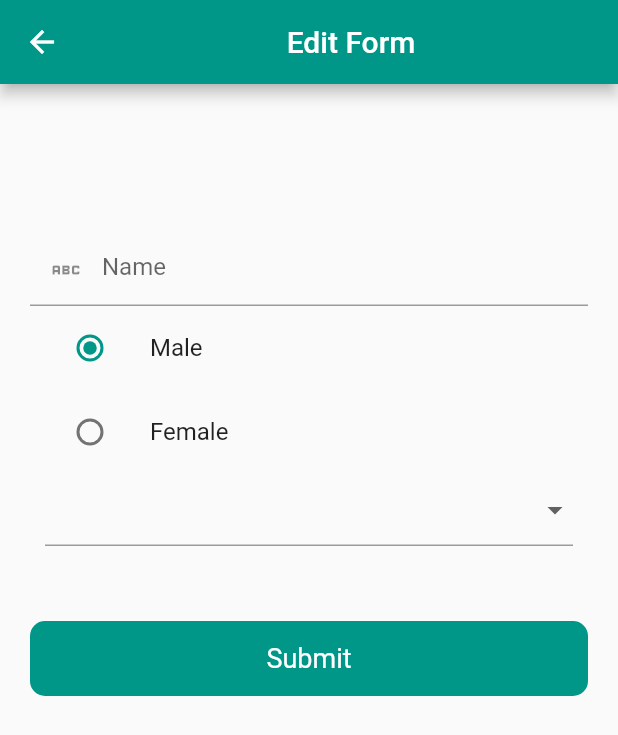
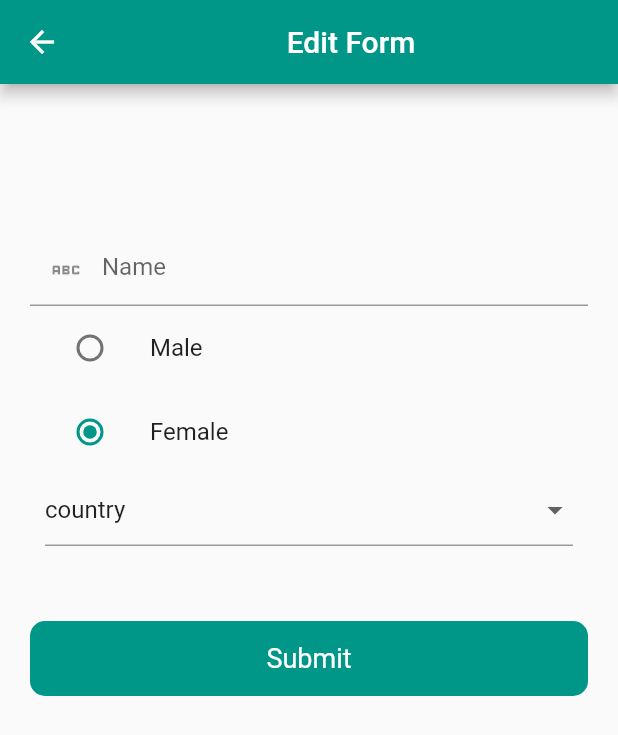
Before and after one commit to hadiarshad6767/TwinspiderFormValidation, a Flutter app: the EditFormScreen screen opened directly with empty values, on a phone screen of 412 x 824 dp. Shown: the top 735 px of the screen. Run offline on Flutter 3.47's test engine with Material 2 defaults, Android fonts, the phone set to English and light mode, and no system bars; our stand-ins replace cloud_firestore, firebase_auth, firebase_core, firebase_messaging, flutter_local_notifications, fluttertoast; missing offline and left inert: checkbox_formfield; accounts and stored records are empty.

Commit message:
second_commit

```diff
--- /dev/null
+++ b/lib/Model/user_model.dart
@@ -0,0 +1,11 @@
+class UserM {
+  String id;
+  String name;
+  String gender;
+  String country;
+  UserM(
+      {required this.id,
+      required this.country,
+      required this.name,
+      required this.gender});
+}
--- a/lib/service/notification_service.dart
+++ b/lib/service/NotificationService/notification_service.dart
@@ -3,7 +3,8 @@
 import 'dart:developer';
 import 'package:firebase_messaging/firebase_messaging.dart';
 import 'package:flutter/material.dart';
-import 'package:form_using_firebase/service/local_notifications_service.dart';
+
+import 'local_notifications_service.dart';
 
 Future<void> backgroundHandler(RemoteMessage message) async {
   log("message received inside handler! ${message.notification!.title} ");
--- a/lib/ui/screens/edit_screen.dart
+++ b/lib/ui/screens/edit_screen.dart
@@ -1,23 +1,19 @@
 import 'dart:async';
-import 'dart:developer';
 import 'package:cloud_firestore/cloud_firestore.dart';
 import 'package:flutter/material.dart';
 import 'package:form_using_firebase/ui/utils/utils.dart';
 import 'package:form_using_firebase/ui/widget/round_button.dart';
 import '../../Constants/constants.dart';
+import '../../Model/user_model.dart';
 
 // ignore: must_be_immutable
 class EditFormScreen extends StatefulWidget {
-  String id;
-  String name;
-  Gender gender;
-  String country;
-  EditFormScreen(
-      {super.key,
-      required this.id,
-      required this.name,
-      required this.country,
-      required this.gender});
+  UserM user;
+
+  EditFormScreen({
+    super.key,
+    required this.user,
+  });
 
   @override
   State<EditFormScreen> createState() => _EditFormScreenState();
@@ -28,19 +24,34 @@ class _EditFormScreenState extends State<EditFormScreen> {
   final firestore = FirebaseFirestore.instance.collection('users');
   final ref = FirebaseFirestore.instance.collection('users');
   bool? checkboxIconFormFieldValue = false;
-  List<String> dropdownlist = ['country', 'Pakistan', 'India', 'China'];
+  List<Country> dropdownlist = [];
   bool loading = false;
   final _nameController = TextEditingController();
   final _formkey1 = GlobalKey<FormState>();
   Gender? gender = Gender.Male;
-  String dropdownValue = 'country';
+  Country dropdownValue = Country.country;
   @override
   void initState() {
+    for (var value in Country.values) {
+      dropdownlist.add(value);
+    }
+
     super.initState();
-    _nameController.text = widget.name;
-    gender = widget.gender;
-    log(gender!.name);
-    dropdownValue = widget.country;
+    _nameController.text = widget.user.name;
+    if (widget.user.gender == 'Male') {
+      gender = Gender.Male;
+    } else {
+      gender = Gender.Female;
+    }
+    if (widget.user.country == 'Pakistan') {
+      dropdownValue = Country.Pakistan;
+    } else if (widget.user.country == 'China') {
+      dropdownValue = Country.China;
+    } else if (widget.user.country == 'India') {
+      dropdownValue = Country.India;
+    } else {
+      dropdownValue = Country.country;
+    }
   }
 
   @override
@@ -51,14 +62,14 @@ class _EditFormScreenState extends State<EditFormScreen> {
     _nameController.dispose();
   }
 
-  void update() {
+  void update(UserM user) {
     setState(() {
       loading = true;
     });
-    ref.doc(widget.id).update({
-      'name': _nameController.text.toString(),
-      'gender': gender!.name,
-      'country': dropdownValue
+    ref.doc(widget.user.id).update({
+      'name': user.name,
+      'gender': user.gender,
+      'country': user.country
     }).then((value) {
       setState(() {
         loading = false;
@@ -88,8 +99,6 @@ class _EditFormScreenState extends State<EditFormScreen> {
                   child: Column(
                     mainAxisAlignment: MainAxisAlignment.center,
                     crossAxisAlignment: CrossAxisAlignment.center,
-                    // mainAxisAlignment: MainAxisAlignment.center,
-                    // crossAxisAlignment: CrossAxisAlignment.center,
                     children: [
                       TextFormField(
                         // onChanged: (),
@@ -99,17 +108,8 @@ class _EditFormScreenState extends State<EditFormScreen> {
                             hintText: 'Name',
                             // helperText: 'enter email e.g abc@xyz.com',
                             prefixIcon: Icon(Icons.abc)),
-                        validator: (input) {
-                          input = _nameController.text;
-                          if (input.isEmpty) {
-                            check = true;
-                          } else {
-                            check = false;
-                          }
-                          input.isEmpty ? "Enter name" : null;
-                          return null;
-                          // input!.isEmpty ? "Enter name" : null;
-                        },
+                        validator: (input) =>
+                            input!.isEmpty ? "Enter name" : null,
                       ),
                       Column(
                         children: <Widget>[
@@ -142,19 +142,20 @@ class _EditFormScreenState extends State<EditFormScreen> {
                       // const SizedBox(height: ),
                       Container(
                         padding: const EdgeInsets.symmetric(horizontal: 10),
-                        child: DropdownButtonFormField<String?>(
+                        child: DropdownButtonFormField<Country>(
                           menuMaxHeight: 350,
                           value: dropdownValue,
-                          validator: (value) =>
-                              value == 'country' ? 'select country' : null,
-                          items: dropdownlist.map((String items) {
+                          validator: (value) => value!.name == 'country'
+                              ? 'select country'
+                              : null,
+                          items: dropdownlist.map((Country items) {
                             return DropdownMenuItem(
                                 value: items,
                                 child: Text(
-                                  items,
+                                  items.name,
                                 ));
                           }).toList(),
-                          onChanged: (String? value) {
+                          onChanged: (Country? value) {
                             setState(() {
                               dropdownValue = value!;
                             });
@@ -182,10 +183,13 @@ class _EditFormScreenState extends State<EditFormScreen> {
                 title: 'Submit',
                 loading: loading,
                 onTap: () {
-                  if (check == true) {
-                    Utils().toastMessage("Please Enter Name");
-                  } else if (_formkey1.currentState!.validate()) {
-                    update();
+                  if (_formkey1.currentState!.validate()) {
+                    UserM user = UserM(
+                        country: dropdownValue.name,
+                        gender: gender!.name,
+                        id: widget.user.id,
+                        name: _nameController.text.toString());
+                    update(user);
                   }
                 },
               ),
```
Also changed, not shown: lib/ui/screens/form_screen.dart (+41 -26 lines), lib/ui/screens/users_screen.dart (+13 -19 lines), lib/ui/widget/check_box.dart (deleted, +0 -59 lines), lib/service/NotificationService/local_notifications_service.dart (renamed from lib/service/local_notifications_service.dart).
